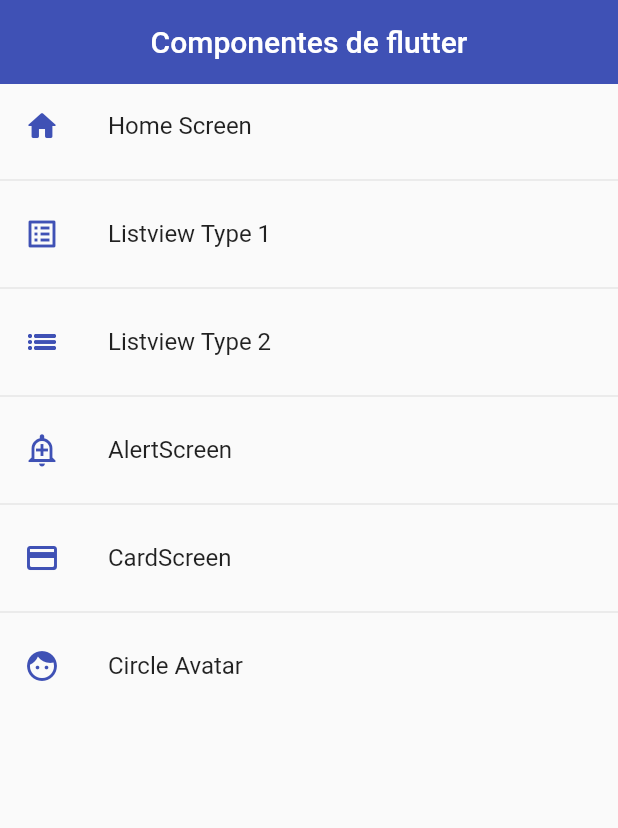
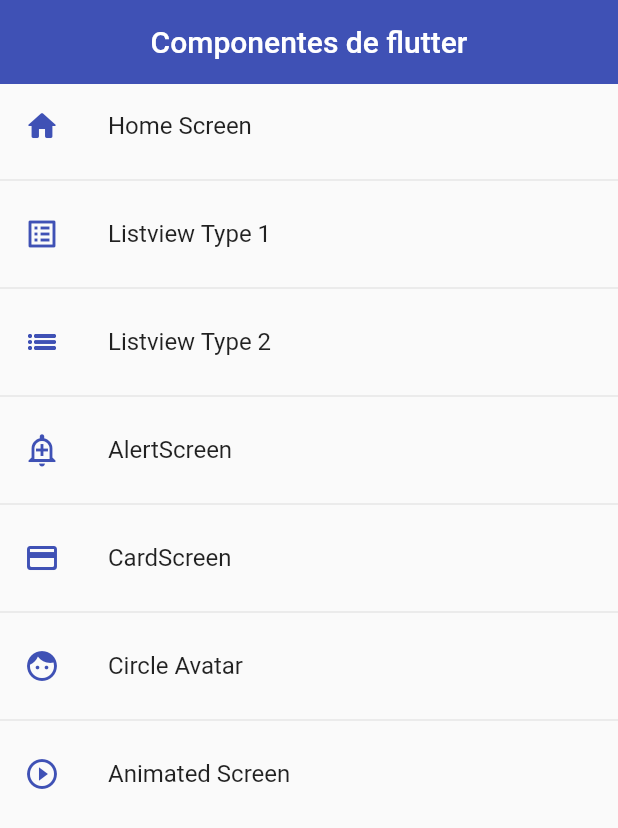
Before and after one commit to SrDaviid/First-project-flutter, a Flutter app: the screen it shows after launch, on a phone screen of 412 x 824 dp. Shown: the top 828 px of the screen. Run offline on Flutter 3.47's test engine with Material 2 defaults, Android fonts, the phone set to English and light mode, and no system bars.

Commit message:
Add AnimatedScreen into menu option

```diff
--- a/lib/router/app_routes.dart
+++ b/lib/router/app_routes.dart
@@ -38,7 +38,12 @@ class AppRoutes {
         route: "avatar",
         name: 'Circle Avatar',
         screen: const AvatarScreen(),
-        icon: Icons.face)
+        icon: Icons.face),
+    MenuOption(
+        route: "animated",
+        name: 'Animated Screen',
+        screen: const AnimatedScreen(),
+        icon: Icons.play_circle_outline),
   ];
 
   static Map<String, Widget Function(BuildContext)> getAppRoutes() {
```
